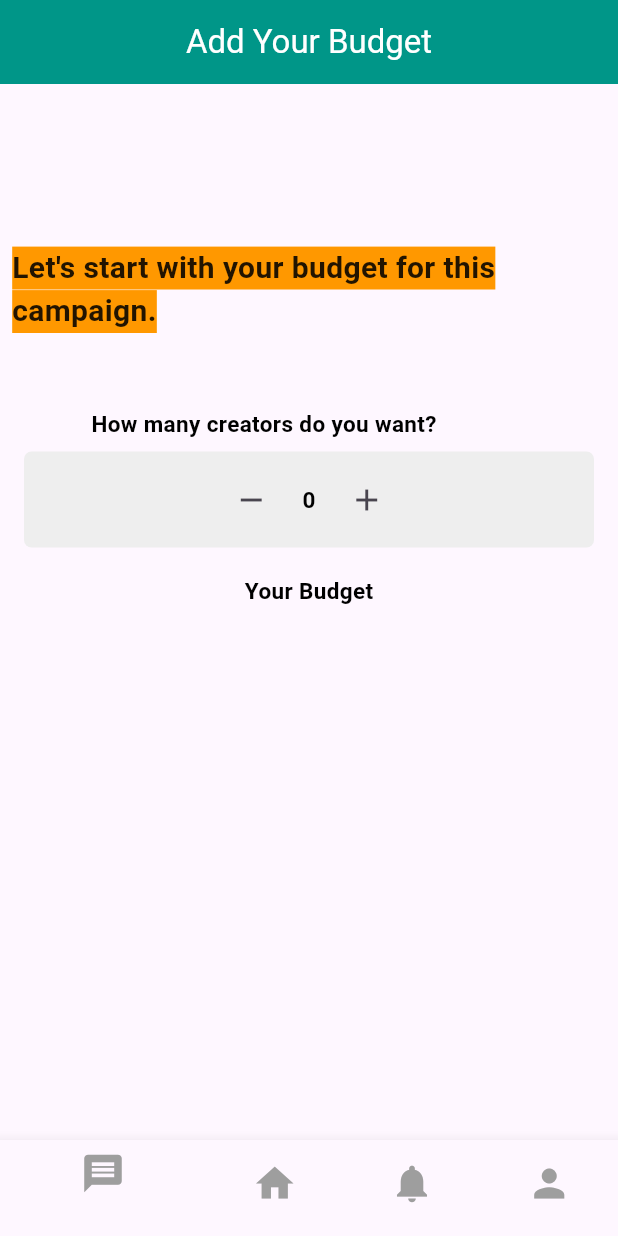
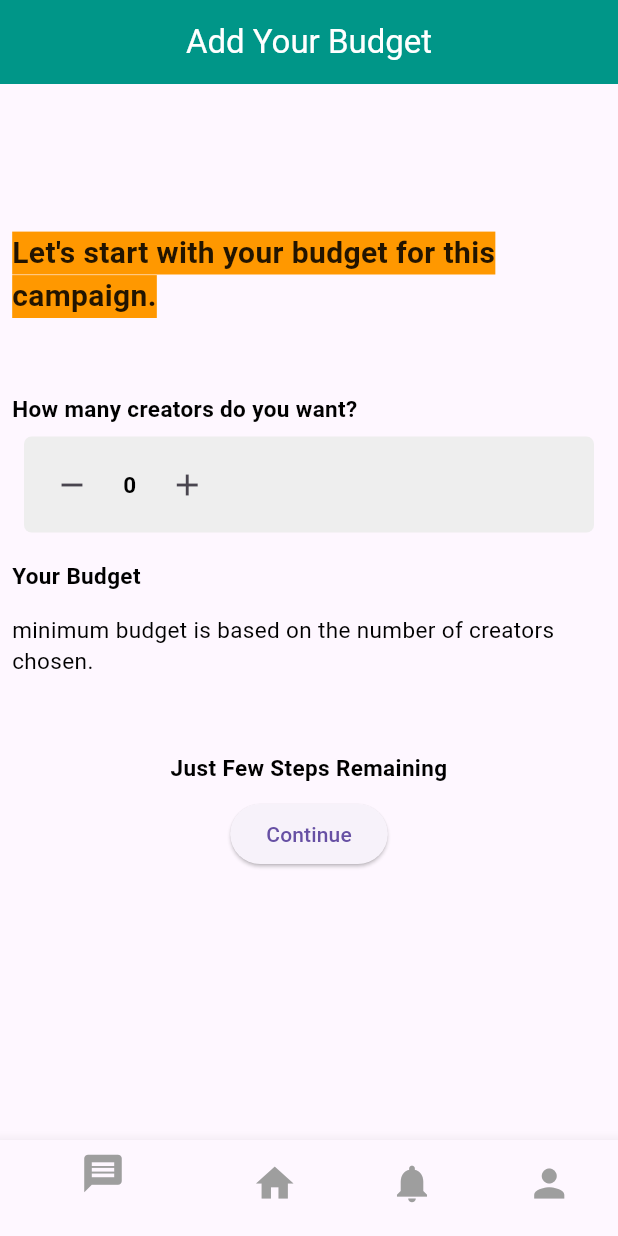
Before and after one commit to KhusbuJays01/TrendMasterApp, a Flutter app: the screen it shows after launch, on a phone screen of 412 x 824 dp. Run offline on Flutter 3.47's test engine with Material 3 defaults, Android fonts, the phone set to English and light mode, and no system bars; our stand-ins replace google_fonts.

Commit message:
almost finished budget

```diff
--- a/lib/pages/Budget.dart
+++ b/lib/pages/Budget.dart
@@ -15,11 +15,13 @@ class Budget extends StatelessWidget {
         child: Padding(
           padding: const EdgeInsets.all(8.0),
           child: Column(
+            crossAxisAlignment: CrossAxisAlignment.start,
             children: [
               Center(
                 child: Padding(
-                  padding: const EdgeInsets.symmetric(vertical: 100.0),
+                  padding: const EdgeInsets.symmetric(vertical: 90.0),
                   child: Column(
+                    crossAxisAlignment: CrossAxisAlignment.start,
                     children: [
                       Text(
                         'Let\'s start with your budget for this campaign.',
@@ -31,9 +33,9 @@ class Budget extends StatelessWidget {
                         ),
                         textAlign: TextAlign.left,
                       ),
-                      SizedBox(height: 10), // Add spacing between the two Text widgets
+                      SizedBox(height: 10),
                       Padding(
-                        padding: const EdgeInsets.only(right: 60, top: 40), // Add horizontal padding
+                        padding: const EdgeInsets.only(right: 60, top: 40),
                         child: Text(
                           'How many creators do you want?',
                           style: TextStyle(
@@ -45,10 +47,10 @@ class Budget extends StatelessWidget {
                         ),
                       ),
                       Padding(
-                        padding: const EdgeInsets.all(8.0), // Add padding
-                        child: NumberCounter(), // Use the updated NumberCounter widget
+                        padding: const EdgeInsets.all(8.0),
+                        child: NumberCounter(),
                       ),
-                      SizedBox(height: 10), // Add spacing between the NumberCounter and the new text
+                      SizedBox(height: 10),
                       Text(
                         'Your Budget',
                         style: TextStyle(
@@ -56,7 +58,38 @@ class Budget extends StatelessWidget {
                           color: Colors.black,
                           fontWeight: FontWeight.bold,
                         ),
-                        textAlign: TextAlign.left,
+                        textAlign: TextAlign.start,
+                      ),
+                      SizedBox(height: 15),
+                      Text(
+                        'minimum budget is based on the number of creators chosen.',
+                        style: TextStyle(
+                          fontSize: 15,
+                          color: Colors.black,
+                          fontWeight: FontWeight.normal,
+                        ),
+                        textAlign: TextAlign.start,
+                      ),
+                      SizedBox(height: 50),
+                      Center(
+                        child: Text(
+                          'Just Few Steps Remaining',
+                          style: TextStyle(
+                            fontSize: 15,
+                            color: Colors.black,
+                            fontWeight: FontWeight.bold,
+                          ),
+                          textAlign: TextAlign.center,
+                        ),
+                      ),
+                      SizedBox(height: 10),
+                      Center(
+                        child: ElevatedButton(
+                          onPressed: () {
+                            // Add your button click logic here
+                          },
+                          child: Text('Continue'),
+                        ),
                       ),
                     ],
                   ),
@@ -67,7 +100,6 @@ class Budget extends StatelessWidget {
           ),
         ),
       ),
-      // Bottom Navigation Bar
       bottomNavigationBar: BottomNavigationBar(
         items: const <BottomNavigationBarItem>[
           BottomNavigationBarItem(
@@ -123,10 +155,11 @@ class _NumberCounterState extends State<NumberCounter> {
         color: Colors.grey.shade200,
       ),
       child: Column(
-        mainAxisAlignment: MainAxisAlignment.center,
+        mainAxisAlignment: MainAxisAlignment.start,
+        crossAxisAlignment: CrossAxisAlignment.start,
         children: [
           Row(
-            mainAxisAlignment: MainAxisAlignment.center,
+            mainAxisAlignment: MainAxisAlignment.start,
             children: [
               IconButton(
                 icon: Icon(Icons.remove),
```
